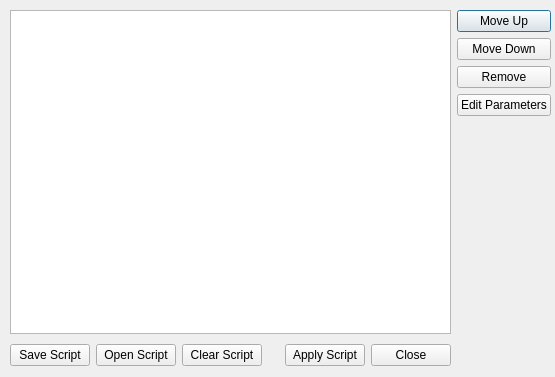
Before: the Qt Designer form src/meshlab/ui/filterScriptDialog.ui in cnr-isti-vclab/meshlab, drawn with Qt 5.
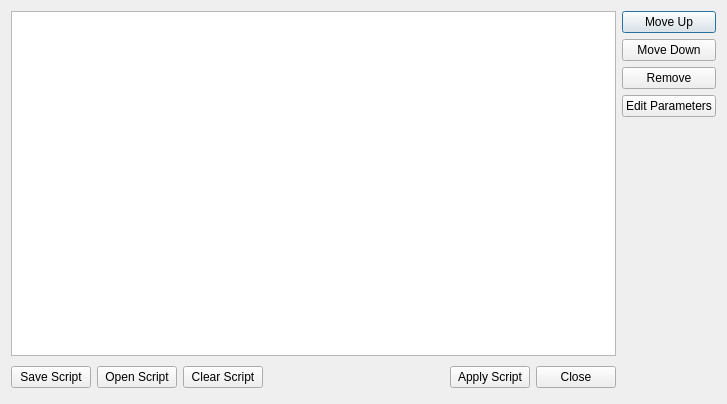
After: the same form once the commit is applied.

```diff
--- a/src/meshlab/ui/filterScriptDialog.ui
+++ b/src/meshlab/ui/filterScriptDialog.ui
@@ -5,22 +5,13 @@
    <rect>
     <x>0</x>
     <y>0</y>
-    <width>555</width>
-    <height>377</height>
+    <width>727</width>
+    <height>404</height>
    </rect>
   </property>
   <property name="windowTitle" >
    <string>Dialog</string>
   </property>
-  <widget class="QWidget" name="layoutWidget" >
-   <property name="geometry" >
-    <rect>
-     <x>10</x>
-     <y>10</y>
-     <width>541</width>
-     <height>361</height>
-    </rect>
-   </property>
    <layout class="QGridLayout" name="gridLayout" >
     <item row="0" column="0" >
      <widget class="QListWidget" name="scriptListWidget" />
@@ -72,12 +63,6 @@
     </item>
     <item row="1" column="0" >
      <layout class="QHBoxLayout" >
-      <property name="spacing" >
-       <number>6</number>
-      </property>
-      <property name="margin" >
-       <number>0</number>
-      </property>
       <item>
        <widget class="QPushButton" name="saveScriptButton" >
         <property name="text" >
@@ -129,7 +114,6 @@
      </layout>
     </item>
    </layout>
-  </widget>
  </widget>
  <resources/>
  <connections>
```
Lines whose indentation alone changed are shown as unchanged.
